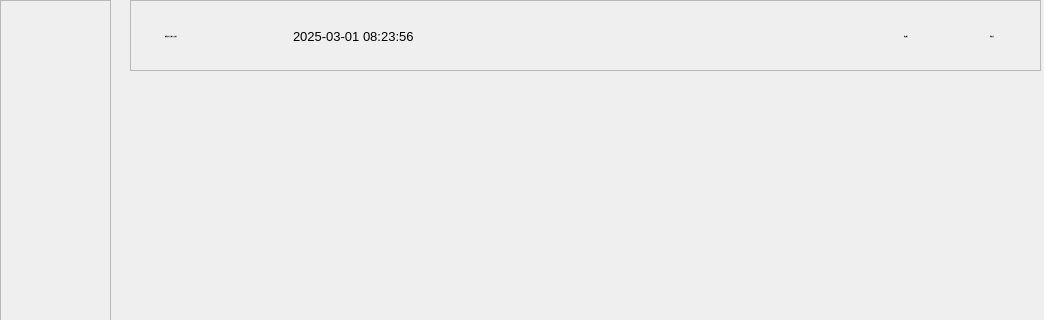
Qt form ui/main_window_ui.ui (2950067210dqy/pyqt6_project) before a commit; both pictures show x 0 to 1044 and y 0 to 320 of the 1044 by 679 pixel window.
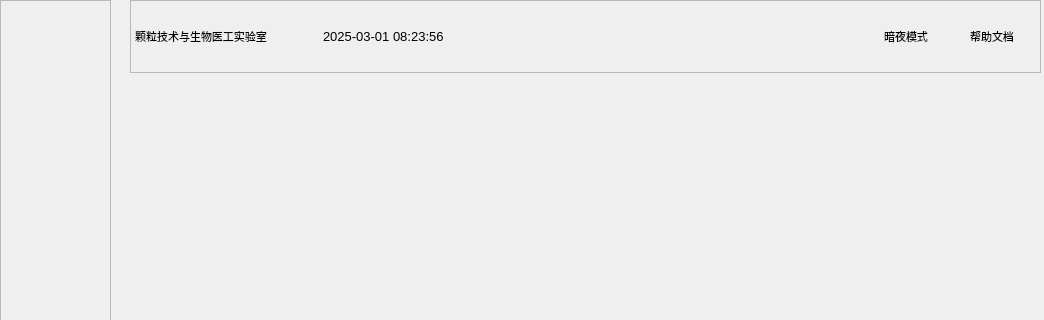
The same form after that commit. Icons and pictures are not drawn.

Diff of the .ui file:
```diff
--- a/ui/main_window_ui.ui
+++ b/ui/main_window_ui.ui
@@ -92,7 +92,7 @@
                     <x>130</x>
                     <y>0</y>
                     <width>911</width>
-                    <height>71</height>
+     <height>73</height>
                 </rect>
             </property>
             <layout class="QHBoxLayout" name="top_layout">
@@ -112,7 +112,7 @@
                                 <rect>
                                     <x>0</x>
                                     <y>0</y>
-                                    <width>909</width>
+         <width>907</width>
                                     <height>69</height>
                                 </rect>
                             </property>
@@ -148,7 +148,6 @@
                                             </property>
                                             <property name="font">
                                                 <font>
-                                                    <pointsize>-1</pointsize>
                                                     <bold>false</bold>
                                                 </font>
                                             </property>
@@ -235,7 +234,6 @@
                                             </property>
                                             <property name="font">
                                                 <font>
-                                                    <pointsize>-1</pointsize>
                                                     <bold>false</bold>
                                                 </font>
                                             </property>
@@ -280,7 +278,6 @@
                                             </property>
                                             <property name="font">
                                                 <font>
-                                                    <pointsize>-1</pointsize>
                                                     <bold>false</bold>
                                                 </font>
                                             </property>
```
Left out of the diff: 31 changed lines with no effect on the pictures. Lines whose indentation alone changed are shown as unchanged.
